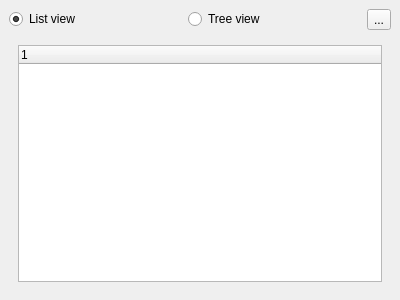
The window that src/components/repositoryfiles/repositoryfiles.ui (feelx88/git-qui) describes before a commit, drawn with Qt 5.
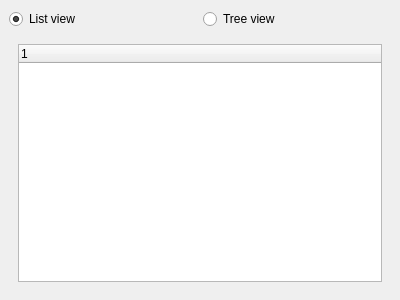
The same window after the commit. The open tabs and pages were chosen to show the change.

Commit message: Optimized repository files component a bit.

Patch:
```diff
--- a/src/components/repositoryfiles/repositoryfiles.ui
+++ b/src/components/repositoryfiles/repositoryfiles.ui
@@ -37,13 +37,6 @@
         </property>
        </widget>
       </item>
-      <item>
-       <widget class="QToolButton" name="toolButton">
-        <property name="text">
-         <string>...</string>
-        </property>
-       </widget>
-      </item>
      </layout>
     </item>
     <item>
@@ -61,7 +54,13 @@
       <widget class="QWidget" name="page_2">
        <layout class="QVBoxLayout" name="verticalLayout_3">
         <item>
-         <widget class="QTreeWidget" name="treeWidget"/>
+         <widget class="QTreeWidget" name="treeWidget">
+          <column>
+           <property name="text">
+            <string notr="true">1</string>
+           </property>
+          </column>
+         </widget>
         </item>
        </layout>
       </widget>
```
Left out of the diff: 2 changed lines with no effect on the pictures. The commit also changes 1 other file.
